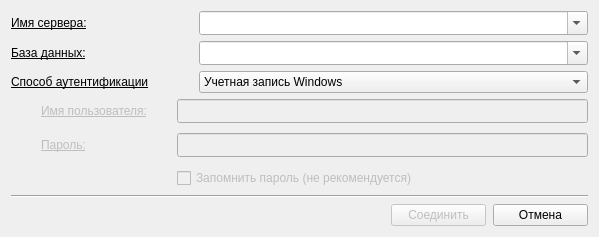
Lpshkn/shop_database, file desktop/resources/ui/connect_dialog.ui: the form before one commit.
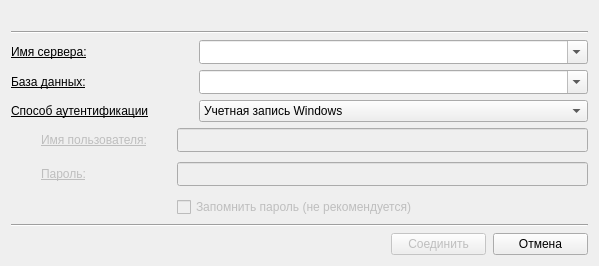
The form after the commit. Icons and pictures are not drawn.

Commit message:
Add an image in the connection dialog
This image would be set in the top of the dialog

Patch:
```diff
--- a/desktop/resources/ui/connect_dialog.ui
+++ b/desktop/resources/ui/connect_dialog.ui
@@ -9,8 +9,8 @@
    <rect>
     <x>0</x>
     <y>0</y>
-    <width>670</width>
-    <height>268</height>
+    <width>708</width>
+    <height>405</height>
    </rect>
   </property>
   <property name="sizePolicy">
@@ -47,10 +47,30 @@
     <enum>QLayout::SetFixedSize</enum>
    </property>
    <item>
-    <layout class="QVBoxLayout" name="verticalLayout" stretch="0,0">
+    <layout class="QVBoxLayout" name="verticalLayout" stretch="0,0,0,0">
      <property name="sizeConstraint">
       <enum>QLayout::SetFixedSize</enum>
      </property>
+     <item>
+      <widget class="QLabel" name="label_2">
+       <property name="text">
+        <string/>
+       </property>
+       <property name="pixmap">
+        <pixmap>../../../../../OneDrive/Рабочий стол/logodb.png</pixmap>
+       </property>
+       <property name="scaledContents">
+        <bool>false</bool>
+       </property>
+      </widget>
+     </item>
+     <item>
+      <widget class="Line" name="line">
+       <property name="orientation">
+        <enum>Qt::Horizontal</enum>
+       </property>
+      </widget>
+     </item>
      <item>
       <layout class="QFormLayout" name="formLayout_2">
        <property name="sizeConstraint">
```
Left out of the diff: 38 changed lines with no effect on the pictures.
